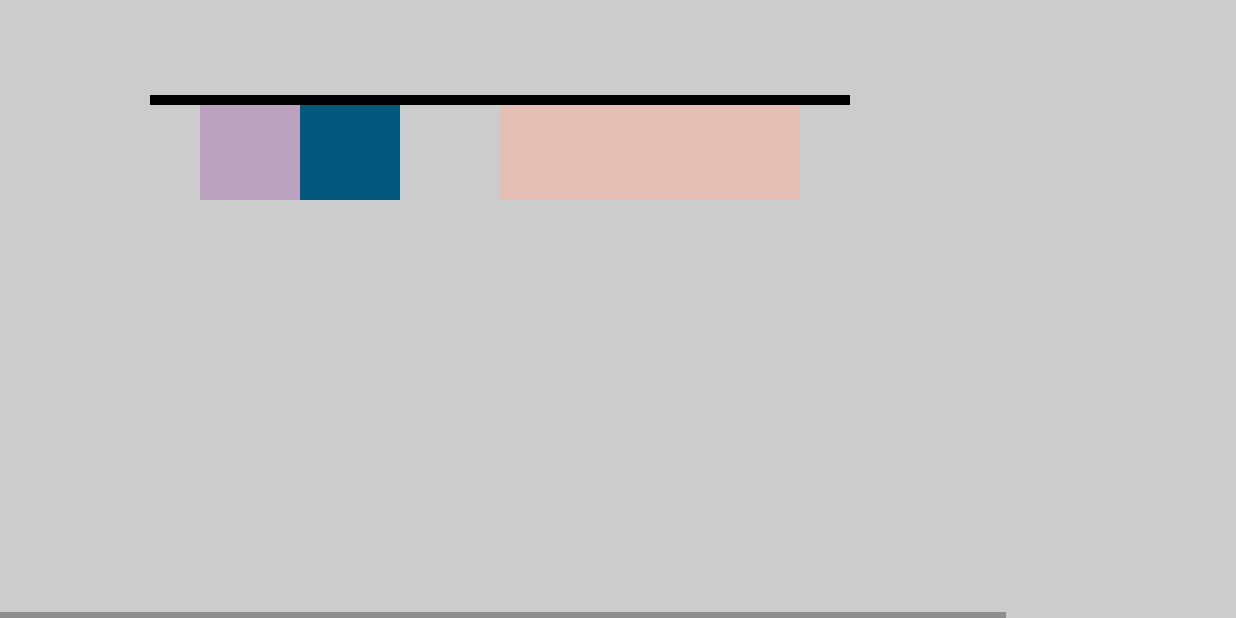
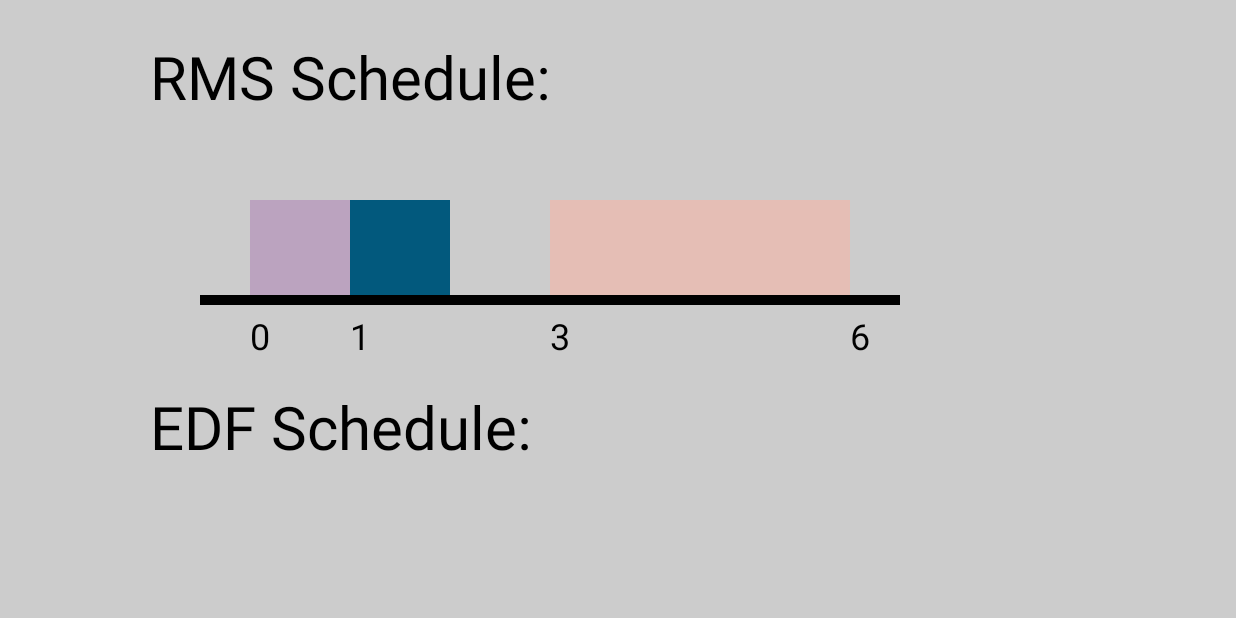
Before and after one commit to ChenfengLiu/RealTimeTaskSimApp, an Android app: the timeScrollingActivity screen opened directly, with no data from a screen before it, on a phone screen of 824 x 412 dp (held sideways). Run offline under Robolectric (Android 15) with nearby library versions, the phone set to English and light mode, and no system bars.

Commit message:
Modified Draw Schedule Activity

```diff
--- a/RealTimeSimApp/app/src/main/java/chenfeng/realtimesimapp/model/scheduleEDF.java
+++ b/RealTimeSimApp/app/src/main/java/chenfeng/realtimesimapp/model/scheduleEDF.java
@@ -4,4 +4,5 @@ package chenfeng.realtimesimapp.model;
  * Created by chenfeng on 22/11/16.
  */
 public class scheduleEDF {
+
 }
--- a/RealTimeSimApp/app/src/main/java/chenfeng/realtimesimapp/timeScrollingActivity.java
+++ b/RealTimeSimApp/app/src/main/java/chenfeng/realtimesimapp/timeScrollingActivity.java
@@ -34,10 +34,13 @@ public class timeScrollingActivity extends AppCompatActivity {
         mLinearLayout.addView(mCustomView);
 
     }
+    ////////////////////////////////////////////////////////////////////////////////////////////////
+    //Create Custom View
+    ////////////////////////////////////////////////////////////////////////////////////////////////
 
     private class CustomView extends View {
 
-        private Paint mPaint;
+        private Paint mPaintRect, mPaintLine, mPaintText;
         private Rect mRectangle;
 
         private int numTasks;
@@ -46,26 +49,34 @@ public class timeScrollingActivity extends AppCompatActivity {
 
         private int SCALE_INDEX = 100;
         private int RECT_HEIGHT = 100;
-        private int Y_RMS = 100, Y_EDF = 400, Y_LLF = 700;
-        private int X_PADDING = 200;
+        private int Y_RMS = 200, Y_EDF = 550, Y_LLF = 900;
+        private int X_PADDING = 250;
 
 
         public CustomView(Context context) {
             super(context);
+            //
+            // Create three Paint object for drawing Rectangles, lines and text.
+            //
+            mPaintRect = new Paint();
+            mPaintLine = new Paint();
+            mPaintText = new Paint();
 
-            mPaint = new Paint();
-            mPaint.setColor(Color.GRAY);
-
+            //Clear ArrayList history
             clearLists();
 
+            //
+            //Create three scheduler objects: RMS, EDF, LLF
+            //
             scheduleRMS mRMSScheduler = new scheduleRMS();
             numTasks = mRMSScheduler.getNumTasks();
             startTime = mRMSScheduler.getStartList();
             endTime = mRMSScheduler.getEndList();
             taskId = mRMSScheduler.getIdList();
 
-
+            //Generate random colors for each unique task
             getRandomColor();
+            //Generate one Rectangle shape for every task instance
             generateRectList();
 
 
@@ -75,6 +86,14 @@ public class timeScrollingActivity extends AppCompatActivity {
         protected void onDraw(Canvas canvas) {
             //set background color
             canvas.drawColor(Color.LTGRAY);
+            //Draw Titles
+            float textSize = mPaintText.getTextSize();
+            mPaintText.setTextSize(textSize * 5);
+            canvas.drawText("RMS Schedule: ", 0, 14, X_PADDING - 100, Y_RMS - 100, mPaintText);
+            canvas.drawText("EDF Schedule: ", 0, 14, X_PADDING - 100, Y_EDF - 100, mPaintText);
+            canvas.drawText("LLF Schedule: ", 0, 14, X_PADDING - 100, Y_LLF - 100, mPaintText);
+            mPaintText.setTextSize(textSize);
+
             //Draw RMS schedule
             drawRMSSchedule(canvas);
             //Draw EDF schedule
@@ -82,17 +101,18 @@ public class timeScrollingActivity extends AppCompatActivity {
             //Draw LLF schedule
             drawLLFSchedule(canvas);
 
-
         }
 
         @Override
         protected void onMeasure(int widthMeasureSpec, int heightMeasureSpec) {
             Display d = getWindowManager().getDefaultDisplay();
             Point dSize = new Point();
-
             d.getSize(dSize);
 
-            int width = dSize.x + 1000;
+            int width = endTime.get(endTime.size() - 1) * SCALE_INDEX + + X_PADDING + 150 ;
+            if(width < (dSize.x + 100)){
+                width = dSize.x + 100;
+            }
             int height = dSize.y;
             setMeasuredDimension(width, height);
 
@@ -102,23 +122,49 @@ public class timeScrollingActivity extends AppCompatActivity {
         //draw helper function
         ////////////////////////////////////////////////////////////////////////////////////////////
         private void drawRMSSchedule(Canvas canvas) {
+            //Draw Rectangles
+            for (int i = 0; i < taskId.size(); i++) {
+                mPaintRect.setColor(colors.get(taskId.get(i)));
+                canvas.drawRect(mRectangles.get(i), mPaintRect);
 
-            for (int i = 0; i < taskId.size(); i++) {
-                mPaint.setColor(colors.get(taskId.get(i)));
-                canvas.drawRect(mRectangles.get(i), mPaint);
+                //Draw time text
+                float textSize = mPaintText.getTextSize();
+                mPaintText.setTextSize(textSize * 3);
+                canvas.drawText((startTime.get(i) + ""), 0, (startTime.get(i) + "").length(), mRectangles.get(i).left, Y_RMS + RECT_HEIGHT + 50, mPaintText);
+                mPaintText.setTextSize(textSize);
             }
-            mPaint.setColor(Color.BLACK);
-            mPaint.setStrokeWidth(10.0f);
 
-            float lineWidth = (float) endTime.get(endTime.size()-1) * SCALE_INDEX;
-            canvas.drawLine(150.0f, (float) Y_RMS, (250.0f + lineWidth) , (float) Y_RMS, mPaint);
+            //Draw last time text
+            float textSize = mPaintText.getTextSize();
+            mPaintText.setTextSize(textSize * 3);
+            canvas.drawText((endTime.get(endTime.size()-1) + ""), 0, (endTime.get(endTime.size()-1) + "").length(), mRectangles.get(mRectangles.size()-1).right
+                    , Y_RMS + RECT_HEIGHT + 50, mPaintText);
+            mPaintText.setTextSize(textSize);
+
+
+            //Draw Lines
+            mPaintLine.setStrokeWidth(10.0f);
+            float lineWidth = (float) endTime.get(endTime.size() - 1) * SCALE_INDEX;
+            canvas.drawLine((X_PADDING - 50), (float) (Y_RMS + RECT_HEIGHT), (X_PADDING + lineWidth + 50), (float) (Y_RMS + RECT_HEIGHT), mPaintLine);
         }
 
         private void drawEDFSchedule(Canvas canvas) {
+            //Draw Rectangles
+
+            //Draw Lines
+            mPaintLine.setStrokeWidth(10.0f);
+            float lineWidth = (float) endTime.get(endTime.size() - 1) * SCALE_INDEX;
+            canvas.drawLine((X_PADDING - 50), (float) (Y_EDF + RECT_HEIGHT), (X_PADDING + lineWidth + 50), (float) (Y_EDF + RECT_HEIGHT), mPaintLine);
 
         }
 
         private void drawLLFSchedule(Canvas canvas) {
+            //Draw Rectangles
+
+            //Draw Lines
+            mPaintLine.setStrokeWidth(10.0f);
+            float lineWidth = (float) endTime.get(endTime.size() - 1) * SCALE_INDEX;
+            canvas.drawLine((X_PADDING - 50), (float) (Y_LLF + RECT_HEIGHT), (X_PADDING + lineWidth + 50), (float) (Y_LLF + RECT_HEIGHT), mPaintLine);
 
         }
 
@@ -135,7 +181,6 @@ public class timeScrollingActivity extends AppCompatActivity {
 
         private void getRandomColor() {
             Random ran = new Random();
-
             for (int i = 0; i < numTasks; i++) {
                 int randColor = Color.argb(255, ran.nextInt(256), ran.nextInt(256), ran.nextInt(256));
                 colors.add(randColor);
@@ -151,6 +196,7 @@ public class timeScrollingActivity extends AppCompatActivity {
                 mRectangles.add(mRectangle);
             }
 
+
         }
     }
 }
--- a/RealTimeSimApp/app/src/main/res/layout/content_time_scrolling.xml
+++ b/RealTimeSimApp/app/src/main/res/layout/content_time_scrolling.xml
@@ -18,7 +18,8 @@
             android:id="@+id/mlinearlayout"
             android:layout_width="1000dp"
             android:layout_height="match_parent"
-            android:background="#00FFFF">
+            android:background="#00FFFF"
+            android:orientation="horizontal">
 
         </LinearLayout>
 
```
